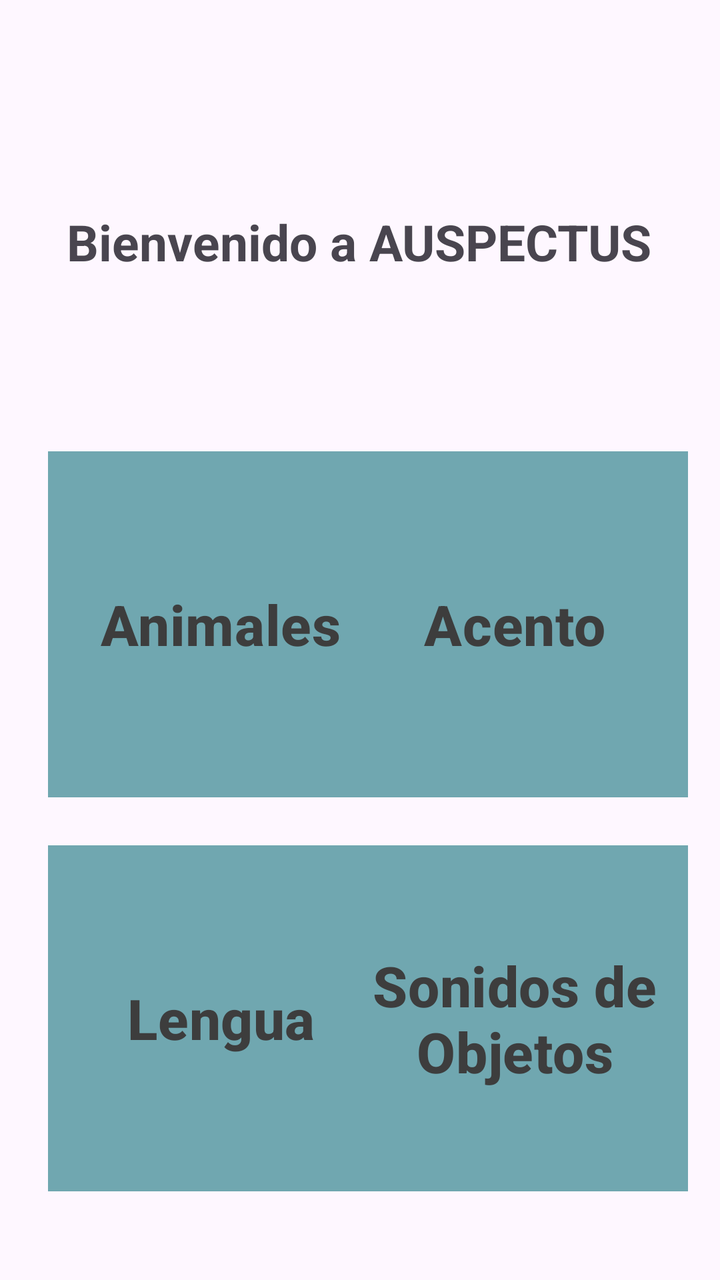
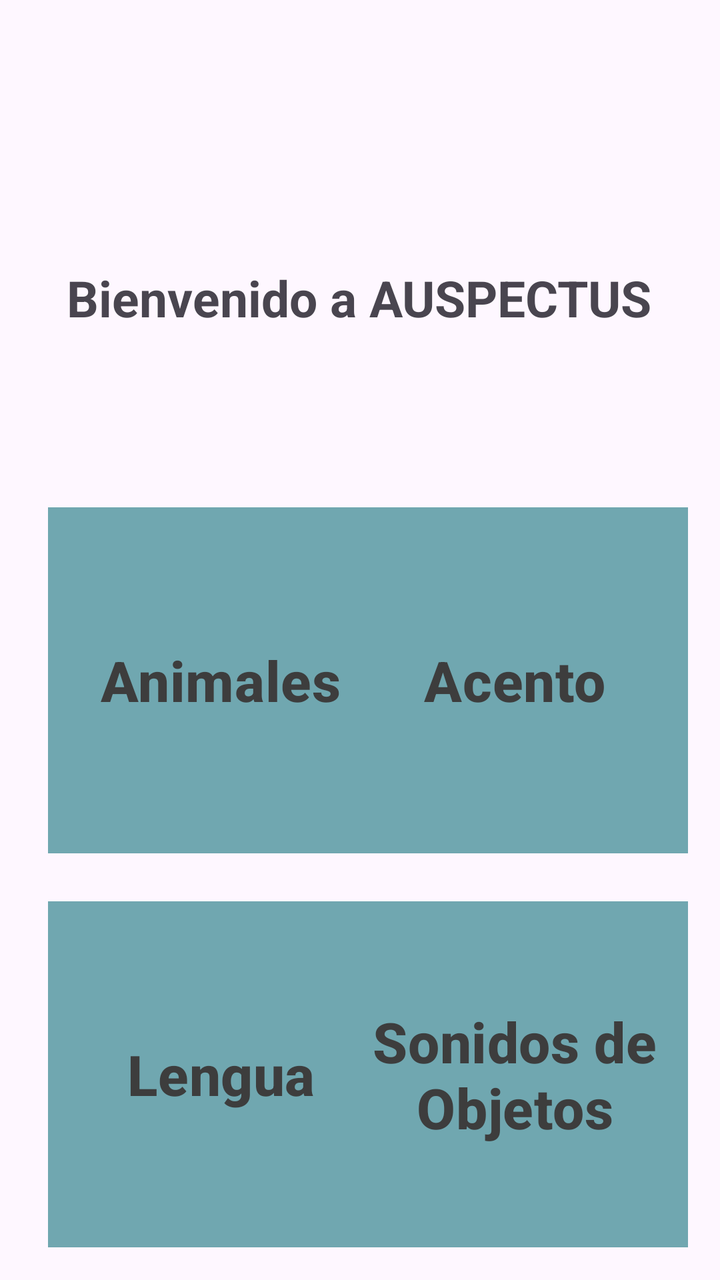

Before-and-after screenshots of an Android layout around one commit, followed by the original layout XML and the change that was made.
<!-- AndroidManifest.xml: application theme Theme.AuspectusPantallas -->
<!-- res/layout/activity_main.xml -->
<?xml version="1.0" encoding="utf-8"?>
<androidx.constraintlayout.widget.ConstraintLayout xmlns:android="http://schemas.android.com/apk/res/android"
    xmlns:app="http://schemas.android.com/apk/res-auto"
    xmlns:tools="http://schemas.android.com/tools"
    android:id="@+id/main"
    android:layout_width="match_parent"
    android:layout_height="match_parent"
    tools:context=".MainActivity">


    <TextView
        android:id="@+id/textView2"
        android:layout_width="wrap_content"
        android:layout_height="wrap_content"
        android:layout_marginStart="58dp"
        android:layout_marginTop="104dp"
        android:layout_marginEnd="59dp"
        android:text="Bienvenido a AUSPECTUS"
        android:textSize="25sp"
        android:textStyle="bold"
        app:layout_constraintEnd_toEndOf="parent"
        app:layout_constraintStart_toStartOf="parent"
        app:layout_constraintTop_toTopOf="parent" />

    <Button
        android:id="@+id/btn3"
        android:layout_width="173dp"
        android:layout_height="173dp"
        android:layout_marginStart="24dp"
        android:layout_marginTop="24dp"
        android:insetTop="0dp"
        android:insetBottom="0dp"
        android:padding="0dp"
        android:text="Lengua"
        android:textColor="#3D3D3D"
        android:backgroundTint="#70A7B0"
        android:textSize="28sp"
        android:textStyle="bold"
        app:cornerRadius="0dp"
        app:layout_constraintEnd_toStartOf="@+id/btn4"
        app:layout_constraintHorizontal_bias="0.0"
        app:layout_constraintStart_toStartOf="parent"
        app:layout_constraintTop_toBottomOf="@+id/btn1" />

    <Button
        android:id="@+id/btn2"
        android:layout_width="173dp"
        android:layout_height="173dp"
        android:layout_marginTop="88dp"
        android:layout_marginEnd="16dp"
        android:insetTop="0dp"
        android:insetBottom="0dp"
        android:padding="0dp"
        android:textColor="#3D3D3D"
        android:text="Acento"
        android:backgroundTint="#70A7B0"
        android:textSize="28sp"
        android:textStyle="bold"
        app:cornerRadius="0dp"
        app:layout_constraintEnd_toEndOf="parent"
        app:layout_constraintTop_toBottomOf="@+id/textView2" />

    <Button
        android:id="@+id/btn1"
        android:layout_width="173dp"
        android:layout_height="173dp"
        android:layout_marginStart="24dp"
        android:layout_marginTop="88dp"
        android:insetTop="0dp"
        android:insetBottom="0dp"
        android:padding="0dp"
        android:text="Animales"
        android:textSize="28sp"
        android:textColor="#3D3D3D"
        android:textStyle="bold"
        android:backgroundTint="#70A7B0"
        app:cornerRadius="0dp"
        app:layout_constraintEnd_toStartOf="@+id/btn2"
        app:layout_constraintHorizontal_bias="0.0"
        app:layout_constraintStart_toStartOf="parent"
        app:layout_constraintTop_toBottomOf="@+id/textView2" />

    <Button
        android:id="@+id/btn4"
        android:layout_width="173dp"
        android:layout_height="173dp"
        android:layout_marginTop="24dp"
        android:layout_marginEnd="16dp"
        android:insetTop="0dp"
        android:insetBottom="0dp"
        android:padding="0dp"
        android:text="Sonidos de Objetos"
        android:textColor="#3D3D3D"
        android:backgroundTint="@color/Boton"
        android:textSize="28sp"
        android:textStyle="bold"
        app:cornerRadius="0dp"
        app:layout_constraintEnd_toEndOf="parent"
        app:layout_constraintTop_toBottomOf="@+id/btn2" />
</androidx.constraintlayout.widget.ConstraintLayout>
<!-- resources referenced by this layout -->
<resources>
  <color name="Boton">#70A7B0</color>
  <style name="Theme.AuspectusPantallas" parent="Base.Theme.AuspectusPantallas" />
  <style name="Base.Theme.AuspectusPantallas" parent="Theme.Material3.Light.NoActionBar">
          
          
      </style>
</resources>

<!-- the commit's change to res/layout/activity_main.xml (unified diff, before → after) -->
@@ -13,14 +13,14 @@
         android:layout_width="wrap_content"
         android:layout_height="wrap_content"
         android:layout_marginStart="58dp"
-        android:layout_marginTop="104dp"
+        android:layout_marginTop="40dp"
         android:layout_marginEnd="59dp"
         android:text="Bienvenido a AUSPECTUS"
         android:textSize="25sp"
         android:textStyle="bold"
         app:layout_constraintEnd_toEndOf="parent"
         app:layout_constraintStart_toStartOf="parent"
-        app:layout_constraintTop_toTopOf="parent" />
+        app:layout_constraintTop_toBottomOf="@+id/btnUsuario" />
 
     <Button
         android:id="@+id/btn3"
@@ -97,4 +97,82 @@
         app:cornerRadius="0dp"
         app:layout_constraintEnd_toEndOf="parent"
         app:layout_constraintTop_toBottomOf="@+id/btn2" />
+
+    
+
+    <ImageButton
+        android:id="@+id/btnUsuario"
+        android:layout_width="48dp"
+        android:layout_height="48dp"
+        android:layout_marginStart="335dp"
+        android:layout_marginTop="44dp"
+        android:layout_marginEnd="28dp"
+        android:background="@android:color/transparent"
+        android:scaleType="fitCenter"
+        android:src="@drawable/usuarios"
+        app:layout_constraintEnd_toEndOf="parent"
+        app:layout_constraintStart_toStartOf="parent"
+        app:layout_constraintTop_toTopOf="parent" />
+
+    <androidx.cardview.widget.CardView
+        android:id="@+id/cardUsuario"
+        android:layout_width="220dp"
+        android:layout_height="wrap_content"
+        android:layout_marginTop="100dp"
+        android:layout_marginEnd="100dp"
+        android:visibility="gone"
+        app:cardCornerRadius="12dp"
+        app:cardElevation="8dp"
+        app:layout_constraintTop_toTopOf="parent"
+        app:layout_constraintEnd_toEndOf="parent">
+
+        <LinearLayout
+            android:layout_width="match_parent"
+            android:layout_height="wrap_content"
+            android:orientation="vertical"
+            android:padding="16dp"
+            android:gravity="center_horizontal">
+
+            <ImageButton
+                android:id="@+id/BtnClose"
+                android:layout_width="25dp"
+                android:layout_height="25dp"
+                android:layout_gravity="end"
+                android:background="@android:color/transparent"
+                android:scaleType="centerCrop"
+                android:src="@drawable/borrar" />
+
+            <ImageButton
+                android:id="@+id/btnPerfil"
+                android:layout_width="80dp"
+                android:layout_height="80dp"
+                android:src="@drawable/usuarios"
+                android:background="@android:color/transparent"
+                android:scaleType="centerCrop"/>
+
+            
+            <EditText
+                android:id="@+id/etNombreUsuario"
+                android:layout_width="match_parent"
+                android:layout_height="wrap_content"
+                android:hint="Usuario"
+                android:textSize="18sp"
+                android:textStyle="bold"
+                android:gravity="center"/>
+
+            
+            <Button
+                android:id="@+id/btnGuardarCambios"
+                android:layout_width="wrap_content"
+                android:layout_height="wrap_content"
+                android:text="Guardar"/>
+
+            <Button
+                android:id="@+id/btnCerrarSesion"
+                android:layout_width="wrap_content"
+                android:layout_height="wrap_content"
+                android:text="Cerrar Sesión"/>
+        </LinearLayout>
+    </androidx.cardview.widget.CardView>
+
 </androidx.constraintlayout.widget.ConstraintLayout>
<!-- resource entries referenced after the edit -->
@@ -1,6 +1,8 @@
 <!-- resources referenced by this layout -->
 <resources>
   <color name="Boton">#70A7B0</color>
+  <!-- drawable borrar: png bitmap (drawable, 16112 bytes) -->
+  <!-- drawable usuarios: png bitmap (drawable, 1461 bytes) -->
   <style name="Theme.AuspectusPantallas" parent="Base.Theme.AuspectusPantallas" />
   <style name="Base.Theme.AuspectusPantallas" parent="Theme.Material3.Light.NoActionBar">
           
